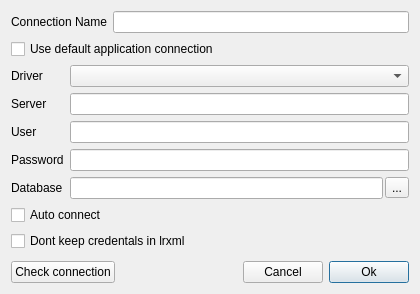
This is limereport/databrowser/lrconnectiondialog.ui in fralx/LimeReport as Qt 5 draws it before an edit. The edited form follows.
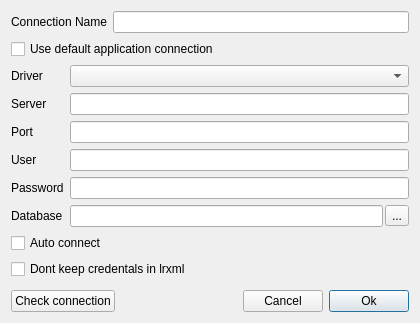
This is the edited form. Icons and pictures are not drawn.

Commit message: Port property has been added to connection describer

Patch:
```diff
--- a/limereport/databrowser/lrconnectiondialog.ui
+++ b/limereport/databrowser/lrconnectiondialog.ui
@@ -7,7 +7,7 @@
     <x>0</x>
     <y>0</y>
     <width>420</width>
-    <height>294</height>
+    <height>323</height>
    </rect>
   </property>
   <property name="windowTitle">
@@ -17,7 +17,7 @@
    <iconset resource="lrdatabrowser.qrc">
     <normaloff>:/databrowser/images/database_disconnected</normaloff>:/databrowser/images/database_disconnected</iconset>
   </property>
-  <layout class="QVBoxLayout" name="verticalLayout">
+  <layout class="QVBoxLayout" name="verticalLayout_3">
    <item>
     <layout class="QHBoxLayout" name="horizontalLayout">
      <item>
@@ -44,53 +44,76 @@
     </widget>
    </item>
    <item>
-    <layout class="QFormLayout" name="formLayout">
-     <item row="0" column="0">
+    <layout class="QHBoxLayout" name="horizontalLayout_4">
+     <item>
+      <layout class="QVBoxLayout" name="verticalLayout_2">
+       <item>
       <widget class="QLabel" name="lbDriver">
        <property name="text">
         <string>Driver</string>
        </property>
       </widget>
      </item>
-     <item row="0" column="1">
-      <widget class="QComboBox" name="cbbDrivers"/>
-     </item>
-     <item row="1" column="0">
+       <item>
       <widget class="QLabel" name="lbServer">
        <property name="text">
         <string>Server </string>
        </property>
       </widget>
      </item>
-     <item row="1" column="1">
-      <widget class="QLineEdit" name="leServerName">
+       <item>
+        <widget class="QLabel" name="label">
        <property name="text">
-        <string/>
+          <string>Port</string>
        </property>
       </widget>
      </item>
-     <item row="2" column="0">
+       <item>
       <widget class="QLabel" name="lbUser">
        <property name="text">
         <string>User</string>
        </property>
       </widget>
      </item>
-     <item row="2" column="1">
-      <widget class="QLineEdit" name="leUserName">
-       <property name="text">
-        <string/>
-       </property>
-      </widget>
-     </item>
-     <item row="3" column="0">
+       <item>
       <widget class="QLabel" name="lbPassword">
        <property name="text">
         <string>Password</string>
        </property>
       </widget>
      </item>
-     <item row="3" column="1">
+       <item>
+        <widget class="QLabel" name="lbDatabase">
+         <property name="text">
+          <string>Database</string>
+         </property>
+        </widget>
+       </item>
+      </layout>
+     </item>
+     <item>
+      <layout class="QVBoxLayout" name="verticalLayout">
+       <item>
+        <widget class="QComboBox" name="cbbDrivers"/>
+       </item>
+       <item>
+        <widget class="QLineEdit" name="leServerName">
+         <property name="text">
+          <string/>
+         </property>
+        </widget>
+       </item>
+       <item>
+        <widget class="QLineEdit" name="lePort"/>
+       </item>
+       <item>
+        <widget class="QLineEdit" name="leUserName">
+         <property name="text">
+          <string/>
+         </property>
+        </widget>
+       </item>
+       <item>
       <widget class="QLineEdit" name="lePassword">
        <property name="text">
         <string/>
@@ -100,14 +123,7 @@
        </property>
       </widget>
      </item>
-     <item row="4" column="0">
-      <widget class="QLabel" name="lbDatabase">
-       <property name="text">
-        <string>Database</string>
-       </property>
-      </widget>
-     </item>
-     <item row="4" column="1">
+       <item>
       <layout class="QHBoxLayout" name="horizontalLayout_3">
        <property name="spacing">
         <number>2</number>
@@ -125,6 +141,8 @@
           <string>...</string>
          </property>
         </widget>
+         </item>
+        </layout>
        </item>
       </layout>
      </item>
```
Lines whose indentation alone changed are shown as unchanged. The commit also changes 4 other files.
